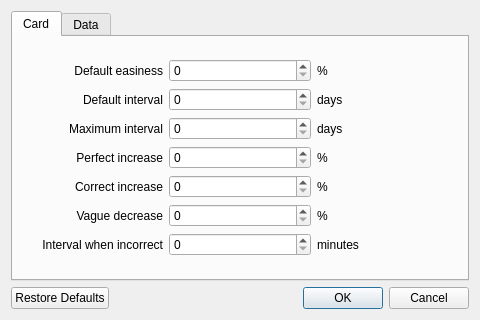
This is HaiBeiDanCi/preferencesdialog.ui in HuangHuafeng/repeat as Qt 5 draws it before an edit. The edited form follows.
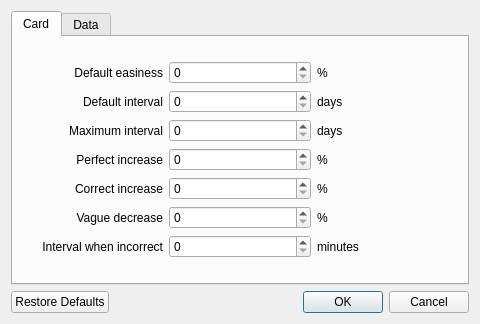
This is the edited form.

What changed in the file:
```diff
--- a/HaiBeiDanCi/preferencesdialog.ui
+++ b/HaiBeiDanCi/preferencesdialog.ui
@@ -7,7 +7,7 @@
     <x>0</x>
     <y>0</y>
     <width>480</width>
-    <height>320</height>
+    <height>324</height>
    </rect>
   </property>
   <property name="windowTitle">
```
Left out of the diff: 14 changed lines with no effect on the pictures.
